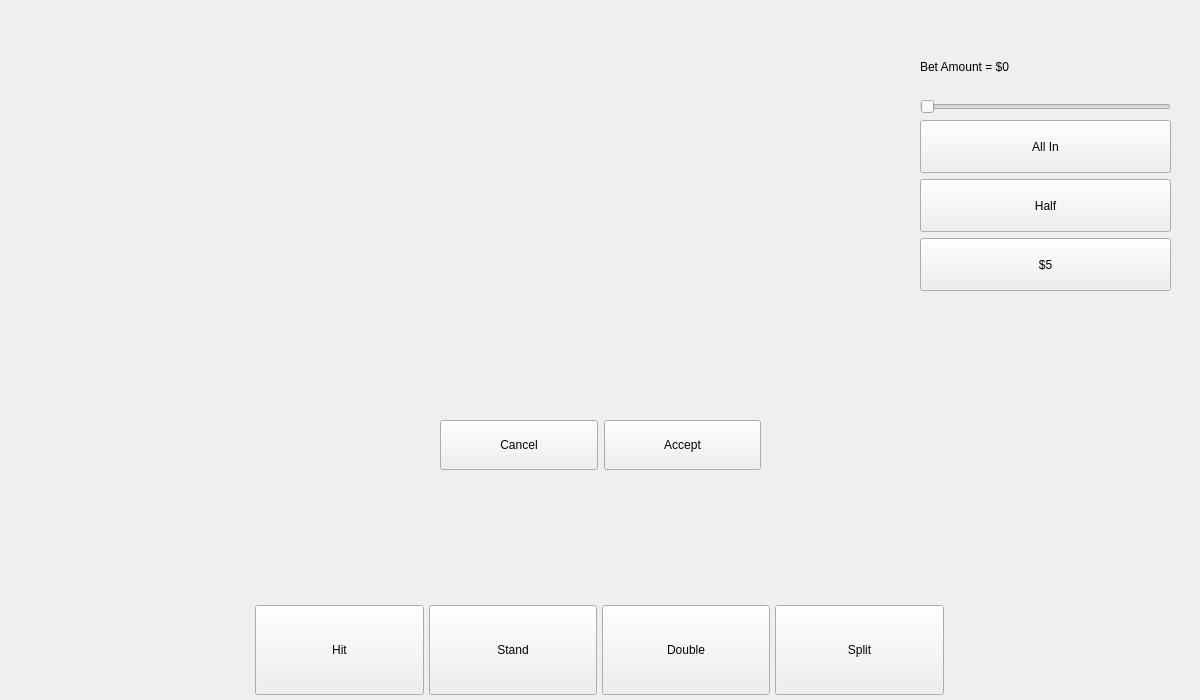
First picture: the form in CardCounter/mainwindow.ui, repository CalebStandfield/full-blackjack-game-engine-with-UI, before the edit.
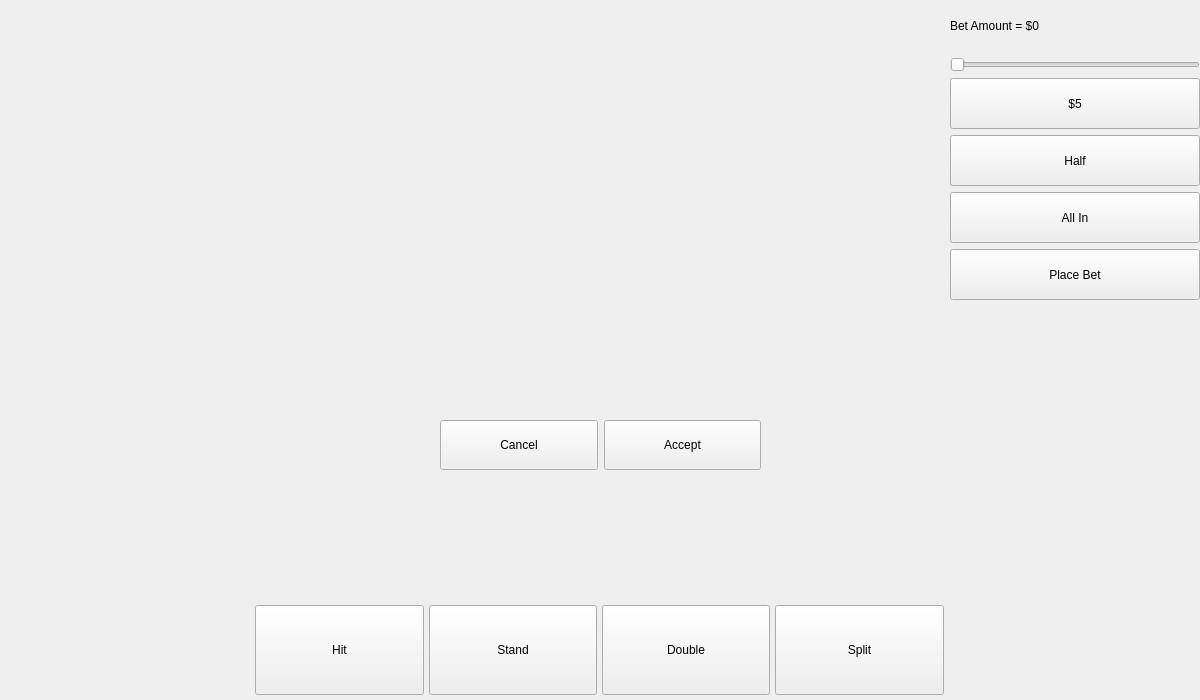
Second picture: the form after the edit.

Commit message:
small adjustments to styles
resized
found positions for cardss

Patch:
```diff
--- a/CardCounter/mainwindow.ui
+++ b/CardCounter/mainwindow.ui
@@ -239,9 +239,9 @@
      <widget class="QWidget" name="table" native="true">
       <property name="geometry">
        <rect>
-        <x>250</x>
+        <x>0</x>
         <y>0</y>
-        <width>700</width>
+        <width>1200</width>
         <height>600</height>
        </rect>
       </property>
@@ -253,13 +253,13 @@
       </property>
       <property name="minimumSize">
        <size>
-        <width>700</width>
+        <width>1200</width>
         <height>600</height>
        </size>
       </property>
       <property name="maximumSize">
        <size>
-        <width>700</width>
+        <width>1200</width>
         <height>600</height>
        </size>
       </property>
@@ -471,10 +471,10 @@
      <widget class="QWidget" name="bettingArea" native="true">
       <property name="geometry">
        <rect>
-        <x>920</x>
-        <y>40</y>
-        <width>251</width>
-        <height>251</height>
+        <x>950</x>
+        <y>0</y>
+        <width>250</width>
+        <height>300</height>
        </rect>
       </property>
       <layout class="QVBoxLayout" name="verticalLayout_2">
@@ -496,7 +496,7 @@
         </widget>
        </item>
        <item>
-        <widget class="QPushButton" name="allInButton">
+        <widget class="QPushButton" name="minimumBettingButton">
          <property name="sizePolicy">
           <sizepolicy hsizetype="Minimum" vsizetype="Minimum">
            <horstretch>0</horstretch>
@@ -504,7 +504,7 @@
           </sizepolicy>
          </property>
          <property name="text">
-          <string>All In</string>
+          <string>$5</string>
          </property>
         </widget>
        </item>
@@ -522,7 +522,7 @@
         </widget>
        </item>
        <item>
-        <widget class="QPushButton" name="fiveDollarButton">
+        <widget class="QPushButton" name="allInButton">
          <property name="sizePolicy">
           <sizepolicy hsizetype="Minimum" vsizetype="Minimum">
            <horstretch>0</horstretch>
@@ -530,7 +530,20 @@
           </sizepolicy>
          </property>
          <property name="text">
-          <string>$5</string>
+          <string>All In</string>
+         </property>
+        </widget>
+       </item>
+       <item>
+        <widget class="QPushButton" name="placeBetButton">
+         <property name="sizePolicy">
+          <sizepolicy hsizetype="Minimum" vsizetype="Minimum">
+           <horstretch>0</horstretch>
+           <verstretch>0</verstretch>
+          </sizepolicy>
+         </property>
+         <property name="text">
+          <string>Place Bet</string>
          </property>
         </widget>
        </item>
```
The commit also changes 2 other files.
